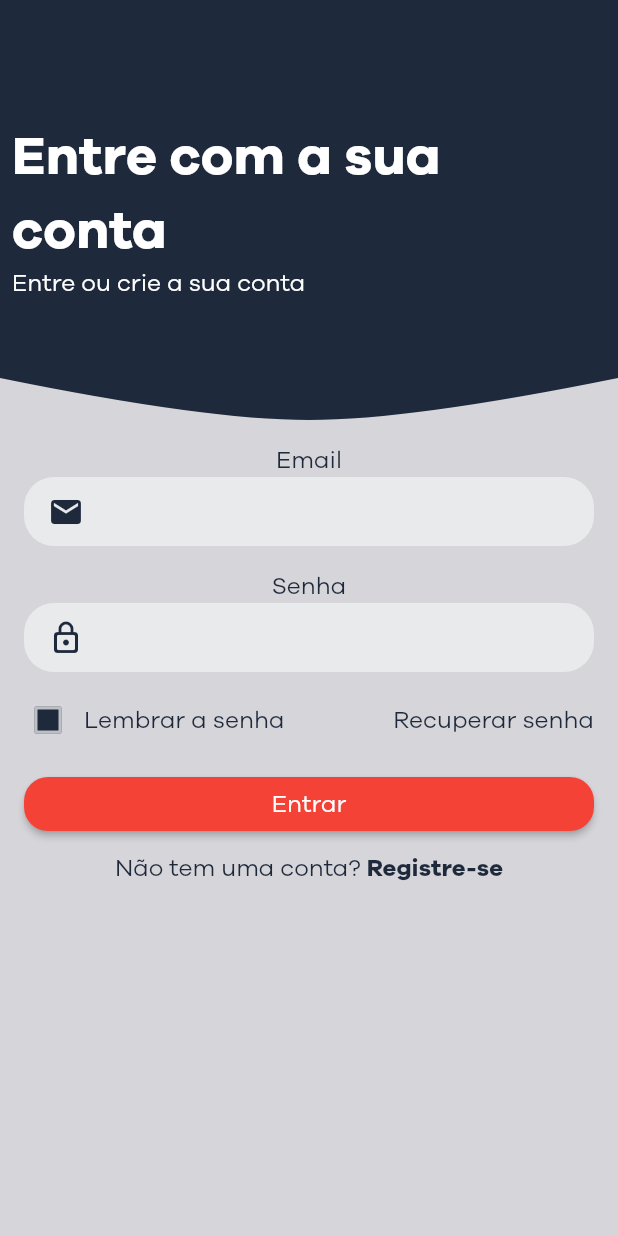
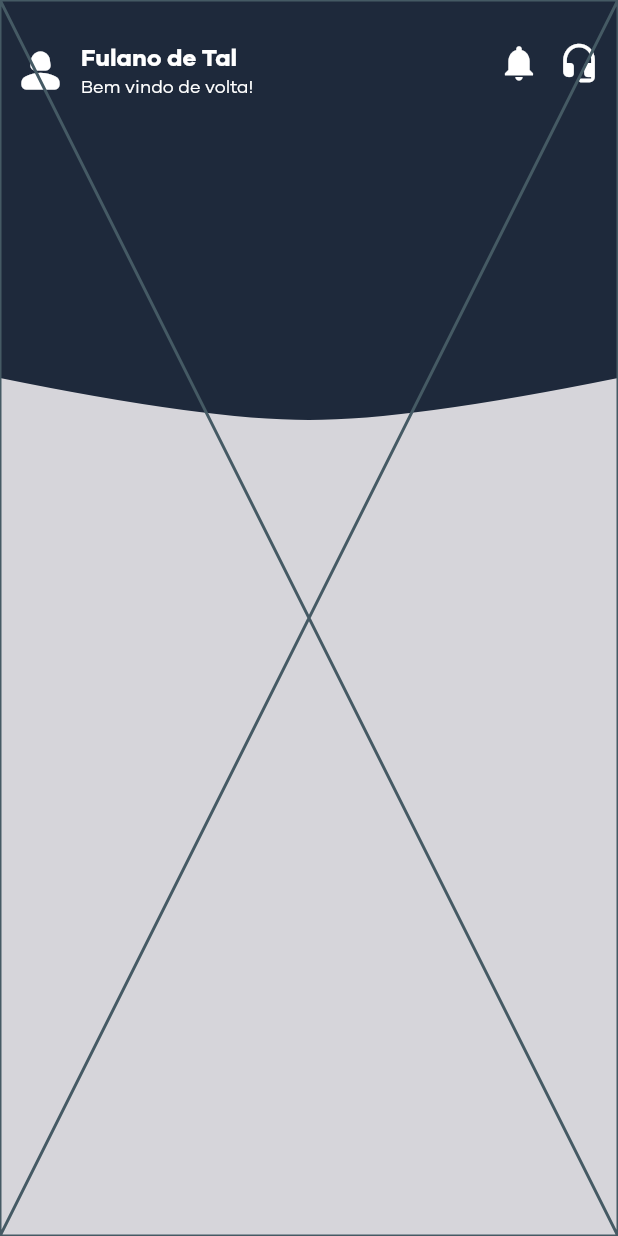
Before and after one commit to JoaoPauloLaurindo/CoreCardApp, a Flutter app: the screen it shows after launch, after a tap on "Entrar", on a phone screen of 412 x 824 dp. Run offline on Flutter 3.47's test engine with Material 2 defaults, Android fonts, the phone set to English and light mode, and no system bars.

Commit message:
Iniciando a HomeScreen

```diff
--- /dev/null
+++ b/lib/screens/home/home_screen.dart
@@ -0,0 +1,32 @@
+import 'package:corecard/themes/theme_colors.dart';
+import 'package:corecard/widgets/actions/actions_component.dart';
+import 'package:corecard/widgets/customClipper/custom_clipper_background.dart';
+import 'package:corecard/widgets/header/header_bar_user_component.dart';
+import 'package:corecard/widgets/infos/user_component.dart';
+import 'package:flutter/material.dart';
+
+class HomeScreen extends StatelessWidget {
+  const HomeScreen({super.key});
+
+  @override
+  Widget build(BuildContext context) {
+    return const Scaffold(
+      backgroundColor: ThemeColors.backgroundColor,
+      body: Stack(
+        children: [
+          HeaderBarUserComponent(),
+          CardComponent(),
+        ],
+      ),
+    );
+  }
+}
+
+class CardComponent extends StatelessWidget {
+  const CardComponent({super.key});
+
+  @override
+  Widget build(BuildContext context) {
+    return Placeholder();
+  }
+}
--- a/lib/screens/login/components/form_login_component.dart
+++ b/lib/screens/login/components/form_login_component.dart
@@ -1,3 +1,4 @@
+import 'package:corecard/screens/home/home_screen.dart';
 import 'package:corecard/screens/recover/recover_screen.dart';
 import 'package:corecard/screens/register/register_screen.dart';
 import 'package:corecard/themes/theme_colors.dart';
@@ -83,7 +84,13 @@ class _FormLoginState extends State<FormLogin> {
             child: SizedBox(
               width: double.infinity,
               child: PrimaryButton(
-                onPress: () {},
+                onPress: () {
+                  Navigator.of(context).push(
+                    MaterialPageRoute(
+                      builder: (context) => HomeScreen(),
+                    ),
+                  );
+                },
                 titleButton: 'Entrar',
               ),
             ),
--- /dev/null
+++ b/lib/widgets/actions/actions_component.dart
@@ -0,0 +1,27 @@
+import 'package:flutter/material.dart';
+
+class ActionsComponent extends StatelessWidget {
+  const ActionsComponent({super.key});
+
+  @override
+  Widget build(BuildContext context) {
+    return const Row(
+      children: [
+        Padding(
+          padding: EdgeInsets.only(right: 12.0),
+          child: Icon(
+            Icons.notifications,
+            size: 28,
+          ),
+        ),
+        Padding(
+          padding: EdgeInsets.only(right: 12.0),
+          child: Icon(
+            Icons.headset_mic_rounded,
+            size: 28,
+          ),
+        ),
+      ],
+    );
+  }
+}
--- /dev/null
+++ b/lib/widgets/header/header_bar_user_component.dart
@@ -0,0 +1,35 @@
+import 'package:corecard/themes/theme_colors.dart';
+import 'package:corecard/widgets/actions/actions_component.dart';
+import 'package:corecard/widgets/customClipper/custom_clipper_background.dart';
+import 'package:corecard/widgets/infos/user_component.dart';
+import 'package:flutter/material.dart';
+
+class HeaderBarUserComponent extends StatelessWidget {
+  const HeaderBarUserComponent({super.key});
+
+  @override
+  Widget build(BuildContext context) {
+    return ClipPath(
+      clipper: CustomClipperBackground(),
+      child: Container(
+        width: double.infinity,
+        height: 280,
+        color: ThemeColors.secundaryColor,
+        child: const Padding(
+          padding: EdgeInsets.only(
+            left: 8.0,
+            top: 28.0,
+          ),
+          child: Row(
+            mainAxisAlignment: MainAxisAlignment.spaceBetween,
+            crossAxisAlignment: CrossAxisAlignment.start,
+            children: <Widget>[
+              UserComponent(),
+              ActionsComponent(),
+            ],
+          ),
+        ),
+      ),
+    );
+  }
+}
--- /dev/null
+++ b/lib/widgets/infos/user_component.dart
@@ -0,0 +1,38 @@
+import 'package:flutter/material.dart';
+
+class UserComponent extends StatelessWidget {
+  const UserComponent({super.key});
+
+  @override
+  Widget build(BuildContext context) {
+    return const Row(
+      mainAxisAlignment: MainAxisAlignment.start,
+      crossAxisAlignment: CrossAxisAlignment.start,
+      children: <Widget>[
+        Icon(
+          Icons.person_2_rounded,
+          size: 38,
+        ),
+        Padding(
+          padding: EdgeInsets.only(left: 8.0),
+          child: Column(
+            mainAxisAlignment: MainAxisAlignment.start,
+            crossAxisAlignment: CrossAxisAlignment.start,
+            children: <Widget>[
+              Text(
+                "Fulano de Tal",
+                style: TextStyle(fontWeight: FontWeight.bold),
+              ),
+              Text(
+                "Bem vindo de volta!",
+                style: TextStyle(
+                  fontSize: 12.0,
+                ),
+              ),
+            ],
+          ),
+        ),
+      ],
+    );
+  }
+}
```
